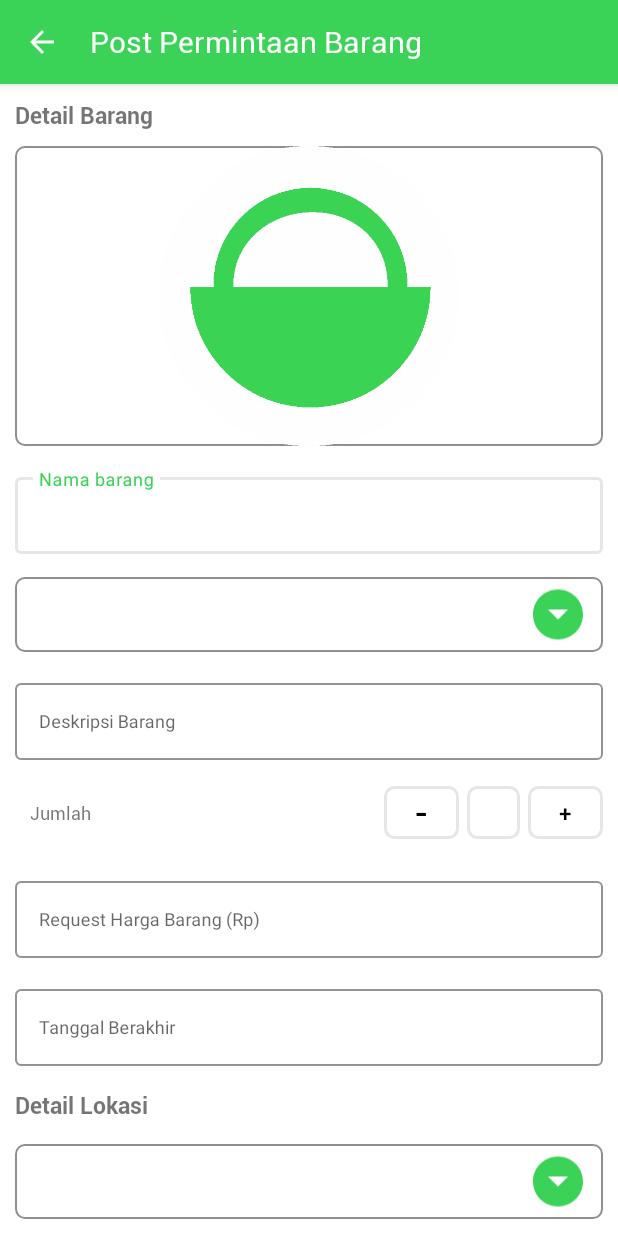
After one commit to fahmialfareza/jastipinaja-android, an Android app: the PostingActivity screen opened directly, with no data from a screen before it, on a phone screen of 412 x 824 dp. The commit adds this screen. Run offline under Robolectric (Android 15) with nearby library versions, the phone set to English and light mode, and no system bars.

Commit message:
Penambahan Posting dan Detail Product

```diff
--- a/app/src/main/AndroidManifest.xml
+++ b/app/src/main/AndroidManifest.xml
@@ -15,7 +15,9 @@
         android:roundIcon="@mipmap/ic_launcher_round"
         android:supportsRtl="true"
         android:theme="@style/AppTheme">
-        <activity android:name=".HomeActivity"/>
+        <activity android:name=".PostingActivity"/>
+        <activity android:name=".DetailProductActivity" />
+        <activity android:name=".HomeActivity" />
         <activity android:name=".FrontOptionActivity">
             <intent-filter>
                 <action android:name="android.intent.action.MAIN" />
@@ -24,7 +26,7 @@
             </intent-filter>
         </activity>
         <activity android:name=".RegisterActivity" />
-        <activity android:name=".LoginActivity"/>
+        <activity android:name=".LoginActivity" />
     </application>
 
 </manifest>
--- /dev/null
+++ b/app/src/main/java/com/dinokeylas/jastipinaja/PostingActivity.kt
@@ -0,0 +1,46 @@
+package com.dinokeylas.jastipinaja
+
+import android.os.Bundle
+import androidx.appcompat.app.AppCompatActivity
+import kotlinx.android.synthetic.main.activity_posting.*
+
+class PostingActivity : AppCompatActivity() {
+    companion object {
+        const val FLAG = "FLAG"
+    }
+
+    /*flag = 1 - Post Jastip
+      flag = 2 - Post Request Barang*/
+    private var flag = 0
+    override fun onCreate(savedInstanceState: Bundle?) {
+        super.onCreate(savedInstanceState)
+        setContentView(R.layout.activity_posting)
+        init()
+    }
+
+    private fun init() {
+        initObject()
+        initUI()
+        eventUI()
+    }
+
+    private fun initObject() {
+        flag = intent.getIntExtra(FLAG, 0)
+    }
+
+    private fun initUI() {
+        //INIT TOOLBAR
+        setSupportActionBar(mToolbar)
+        supportActionBar?.setDisplayShowHomeEnabled(true)
+        supportActionBar?.setDisplayHomeAsUpEnabled(true)
+        if (flag == 1) {
+            supportActionBar?.title = getString(R.string.page_post_jastip)
+        } else {
+            supportActionBar?.title = getString(R.string.page_post_request_barang)
+        }
+    }
+
+    private fun eventUI() {
+
+    }
+}
--- /dev/null
+++ b/app/src/main/res/drawable/arrow_down_icon.xml
@@ -0,0 +1,10 @@
+<vector xmlns:android="http://schemas.android.com/apk/res/android"
+    android:width="24dp"
+    android:height="24dp"
+    android:viewportWidth="24"
+    android:viewportHeight="24"
+    android:tint="?attr/colorControlNormal">
+  <path
+      android:fillColor="@android:color/white"
+      android:pathData="M12,2C6.48,2 2,6.48 2,12s4.48,10 10,10 10,-4.48 10,-10S17.52,2 12,2zM12,14l-4,-4h8l-4,4z"/>
+</vector>
--- /dev/null
+++ b/app/src/main/res/drawable/bg_rounded_border_black.xml
@@ -0,0 +1,13 @@
+<?xml version="1.0" encoding="utf-8"?>
+<layer-list
+    xmlns:android="http://schemas.android.com/apk/res/android">
+    <item>
+        <shape android:shape="rectangle">
+            <solid android:color="@android:color/white"/>
+            <stroke
+                android:width="1dp"
+                android:color="#70000000"/>
+            <corners android:radius="6dp"/>
+        </shape>
+    </item>
+</layer-list>
--- /dev/null
+++ b/app/src/main/res/drawable/bg_rounded_border_grey.xml
@@ -0,0 +1,13 @@
+<?xml version="1.0" encoding="utf-8"?>
+<layer-list
+    xmlns:android="http://schemas.android.com/apk/res/android">
+    <item>
+        <shape android:shape="rectangle">
+            <solid android:color="@android:color/white"/>
+            <stroke
+                android:width="2dp"
+                android:color="#e6e6e6"/>
+            <corners android:radius="6dp"/>
+        </shape>
+    </item>
+</layer-list>
--- /dev/null
+++ b/app/src/main/res/layout/activity_posting.xml
@@ -0,0 +1,317 @@
+<?xml version="1.0" encoding="utf-8"?>
+<LinearLayout xmlns:android="http://schemas.android.com/apk/res/android"
+    xmlns:app="http://schemas.android.com/apk/res-auto"
+    xmlns:tools="http://schemas.android.com/tools"
+    android:layout_width="match_parent"
+    android:layout_height="match_parent"
+    android:background="@android:color/white"
+    android:orientation="vertical"
+    tools:context=".PostingActivity">
+
+    <com.google.android.material.appbar.AppBarLayout
+        android:layout_width="match_parent"
+        android:layout_height="wrap_content"
+        android:background="@color/colorPrimary"
+        android:theme="@style/ThemeOverlay.AppCompat.Dark.ActionBar">
+
+        <androidx.appcompat.widget.Toolbar
+            android:id="@+id/mToolbar"
+            android:layout_width="match_parent"
+            android:layout_height="?attr/actionBarSize"
+            app:contentInsetStart="0dp"
+            app:contentInsetStartWithNavigation="0dp" />
+
+    </com.google.android.material.appbar.AppBarLayout>
+
+    <androidx.core.widget.NestedScrollView
+        android:layout_width="match_parent"
+        android:layout_height="match_parent"
+        app:layout_behavior="@string/appbar_scrolling_view_behavior">
+
+        <LinearLayout
+            android:layout_width="match_parent"
+            android:layout_height="match_parent"
+            android:background="@android:color/white"
+            android:orientation="vertical"
+            android:padding="10dp">
+
+            <TextView
+                android:layout_width="match_parent"
+                android:layout_height="wrap_content"
+                android:fontFamily="@font/roboto_bold"
+                android:text="@string/label_detail_barang"
+                android:textSize="15sp" />
+
+            <ImageView
+                android:id="@+id/ivBarang"
+                android:layout_width="match_parent"
+                android:layout_height="200dp"
+                android:layout_marginTop="10dp"
+                android:layout_marginBottom="10dp"
+                android:background="@drawable/bg_rounded_border_black"
+                android:contentDescription="@string/label_unggah_gambar"
+                android:src="@drawable/jastipin_logo" />
+
+            <com.google.android.material.textfield.TextInputLayout
+                style="@style/Widget.MaterialComponents.TextInputLayout.OutlinedBox"
+                android:layout_width="match_parent"
+                android:layout_height="wrap_content"
+                android:layout_marginTop="5dp"
+                app:boxStrokeColor="#e6e6e6">
+
+                <com.google.android.material.textfield.TextInputEditText
+                    android:id="@+id/etNamaBarang"
+                    android:layout_width="match_parent"
+                    android:layout_height="wrap_content"
+                    android:hint="@string/label_nama_barang"
+                    android:textSize="12sp" />
+            </com.google.android.material.textfield.TextInputLayout>
+
+            <RelativeLayout
+                android:layout_width="match_parent"
+                android:layout_height="50dp"
+                android:layout_marginTop="15dp"
+                android:background="@drawable/bg_rounded_border_black">
+
+                <Spinner
+                    android:id="@+id/categorySpinner"
+                    android:layout_width="match_parent"
+                    android:layout_height="match_parent"
+                    android:layout_centerInParent="true"
+                    android:layout_marginStart="15dp"
+                    android:layout_marginEnd="15dp"
+                    android:background="@android:color/transparent" />
+
+                <androidx.appcompat.widget.AppCompatImageView
+                    android:layout_width="40dp"
+                    android:layout_height="match_parent"
+                    android:layout_alignParentEnd="true"
+                    android:layout_centerVertical="true"
+                    android:layout_marginEnd="10dp"
+                    android:src="@drawable/arrow_down_icon"
+                    app:tint="@color/colorPrimary" />
+            </RelativeLayout>
+
+            <com.google.android.material.textfield.TextInputLayout
+                style="@style/Widget.MaterialComponents.TextInputLayout.OutlinedBox"
+                android:layout_width="match_parent"
+                android:layout_height="wrap_content"
+                android:layout_marginTop="15dp"
+                app:boxStrokeColor="#e6e6e6">
+
+                <com.google.android.material.textfield.TextInputEditText
+                    android:id="@+id/etDeskripsiBarang"
+                    android:layout_width="match_parent"
+                    android:layout_height="wrap_content"
+                    android:hint="@string/label_deskripsi_barang"
+                    android:textSize="12sp" />
+            </com.google.android.material.textfield.TextInputLayout>
+
+            <RelativeLayout
+                android:layout_width="match_parent"
+                android:layout_height="50dp"
+                android:layout_marginTop="10dp"
+                android:orientation="horizontal"
+                android:paddingStart="10dp">
+
+                <TextView
+                    android:layout_width="wrap_content"
+                    android:layout_height="wrap_content"
+                    android:layout_alignParentStart="true"
+                    android:layout_centerVertical="true"
+                    android:text="@string/label_jumlah"
+                    android:textSize="12sp" />
+
+                <LinearLayout
+                    android:id="@+id/counterLyt"
+                    android:layout_width="wrap_content"
+                    android:layout_height="wrap_content"
+                    android:layout_alignParentEnd="true"
+                    android:layout_centerVertical="true"
+                    android:gravity="start"
+                    android:orientation="horizontal">
+
+                    <LinearLayout
+                        android:id="@+id/minusLyt"
+                        android:layout_width="50dp"
+                        android:layout_height="match_parent"
+                        android:layout_marginEnd="5dp"
+                        android:background="@drawable/bg_rounded_border_grey"
+                        android:gravity="center"
+                        android:orientation="vertical">
+
+                        <TextView
+                            android:layout_width="wrap_content"
+                            android:layout_height="wrap_content"
+                            android:gravity="center"
+                            android:text="-"
+                            android:textColor="@android:color/black"
+                            android:textSize="20sp"
+                            android:textStyle="bold" />
+                    </LinearLayout>
+
+                    <EditText
+                        android:id="@+id/stockEdt"
+                        android:layout_width="35dp"
+                        android:layout_height="35dp"
+                        android:background="@drawable/bg_rounded_border_grey"
+                        android:gravity="center"
+                        android:imeOptions="actionDone"
+                        android:inputType="number"
+                        android:maxLength="4"
+                        android:textSize="12sp"
+                        tools:ignore="Autofill,LabelFor" />
+
+                    <LinearLayout
+                        android:id="@+id/plusLyt"
+                        android:layout_width="50dp"
+                        android:layout_height="match_parent"
+                        android:layout_marginStart="5dp"
+                        android:background="@drawable/bg_rounded_border_grey"
+                        android:gravity="center"
+                        android:orientation="vertical">
+
+                        <TextView
+                            android:layout_width="wrap_content"
+                            android:layout_height="wrap_content"
+                            android:gravity="center"
+                            android:text="+"
+                            android:textColor="@android:color/black"
+                            android:textSize="14sp"
+                            android:textStyle="bold" />
+                    </LinearLayout>
+                </LinearLayout>
+            </RelativeLayout>
+
+            <com.google.android.material.textfield.TextInputLayout
+                style="@style/Widget.MaterialComponents.TextInputLayout.OutlinedBox"
+                android:layout_width="match_parent"
+                android:layout_height="wrap_content"
+                android:layout_marginTop="15dp"
+                app:boxStrokeColor="#e6e6e6">
+
+                <com.google.android.material.textfield.TextInputEditText
+                    android:id="@+id/etHargaBarang"
+                    android:layout_width="match_parent"
+                    android:layout_height="wrap_content"
+                    android:hint="@string/label_harga_barang"
+                    android:inputType="number"
+                    android:textSize="12sp" />
+            </com.google.android.material.textfield.TextInputLayout>
+
+            <com.google.android.material.textfield.TextInputLayout
+                style="@style/Widget.MaterialComponents.TextInputLayout.OutlinedBox"
+                android:layout_width="match_parent"
+                android:layout_height="wrap_content"
+                android:layout_marginTop="15dp"
+                app:boxStrokeColor="#e6e6e6">
+
+                <com.google.android.material.textfield.TextInputEditText
+                    android:id="@+id/etDeadlineBarang"
+                    android:layout_width="match_parent"
+                    android:layout_height="wrap_content"
+                    android:focusable="true"
+                    android:hint="@string/label_deadline_barang"
+                    android:inputType="number"
+                    android:textSize="12sp" />
+            </com.google.android.material.textfield.TextInputLayout>
+
+            <TextView
+                android:layout_width="match_parent"
+                android:layout_height="wrap_content"
+                android:layout_marginTop="15dp"
+                android:fontFamily="@font/roboto_bold"
+                android:text="@string/label_lokasi"
+                android:textSize="15sp" />
+
+            <RelativeLayout
+                android:layout_width="match_parent"
+                android:layout_height="50dp"
+                android:layout_marginTop="15dp"
+                android:background="@drawable/bg_rounded_border_black">
+
+                <Spinner
+                    android:id="@+id/provinceSpinner"
+                    android:layout_width="match_parent"
+                    android:layout_height="match_parent"
+                    android:layout_centerInParent="true"
+                    android:layout_marginStart="15dp"
+                    android:layout_marginEnd="15dp"
+                    android:background="@android:color/transparent" />
+
+                <androidx.appcompat.widget.AppCompatImageView
+                    android:layout_width="40dp"
+                    android:layout_height="match_parent"
+                    android:layout_alignParentEnd="true"
+                    android:layout_centerVertical="true"
+                    android:layout_marginEnd="10dp"
+                    android:src="@drawable/arrow_down_icon"
+                    app:tint="@color/colorPrimary" />
+            </RelativeLayout>
+
+            <RelativeLayout
+                android:layout_width="match_parent"
+                android:layout_height="50dp"
+                android:layout_marginTop="15dp"
+                android:background="@drawable/bg_rounded_border_black">
+
+                <Spinner
+                    android:id="@+id/citySpinner"
+                    android:layout_width="match_parent"
+                    android:layout_height="match_parent"
+                    android:layout_centerInParent="true"
+                    android:layout_marginStart="15dp"
+                    android:layout_marginEnd="15dp"
+                    android:background="@android:color/transparent" />
+
+                <androidx.appcompat.widget.AppCompatImageView
+                    android:layout_width="40dp"
+                    android:layout_height="match_parent"
+                    android:layout_alignParentEnd="true"
+                    android:layout_centerVertical="true"
+                    android:layout_marginEnd="10dp"
+                    android:src="@drawable/arrow_down_icon"
+                    app:tint="@color/colorPrimary" />
+            </RelativeLayout>
+
+            <com.google.android.material.textfield.TextInputLayout
+                style="@style/Widget.MaterialComponents.TextInputLayout.OutlinedBox"
+                android:layout_width="match_parent"
+                android:layout_height="wrap_content"
+                android:layout_marginTop="15dp"
+                app:boxStrokeColor="#e6e6e6">
+
+                <com.google.android.material.textfield.TextInputEditText
+                    android:id="@+id/etLokasiBarang"
+                    android:layout_width="match_parent"
+                    android:layout_height="wrap_content"
+                    android:hint="@string/label_lokasi"
+                    android:textSize="12sp" />
+            </com.google.android.material.textfield.TextInputLayout>
+
+            <com.google.android.material.textfield.TextInputLayout
+                style="@style/Widget.MaterialComponents.TextInputLayout.OutlinedBox"
+                android:layout_width="match_parent"
+                android:layout_height="wrap_content"
+                android:layout_marginTop="15dp"
+                app:boxStrokeColor="#e6e6e6">
+
+                <com.google.android.material.textfield.TextInputEditText
+                    android:id="@+id/etKeteranganBarang"
+                    android:layout_width="match_parent"
+                    android:layout_height="wrap_content"
+                    android:hint="@string/label_keterangan_barang"
+                    android:textSize="12sp" />
+            </com.google.android.material.textfield.TextInputLayout>
+
+            <Button
+                android:id="@+id/btnPost"
+                android:layout_width="match_parent"
+                android:layout_height="50dp"
+                android:layout_marginTop="15dp"
+                android:background="@drawable/bg_button_round_green"
+                android:text="@string/label_post"
+                android:textColor="@android:color/white" />
+        </LinearLayout>
+    </androidx.core.widget.NestedScrollView>
+</LinearLayout>
--- a/app/src/main/res/values/strings.xml
+++ b/app/src/main/res/values/strings.xml
@@ -20,4 +20,19 @@
     <string name="back">Kembali</string>
     <string name="logout">Keluar</string>
     <string name="version">Version 1.0.0-SNAPSHOT</string>
+    <string name="label_detail_barang">Detail Barang</string>
+    <string name="label_unggah_gambar">Unggah Gambar</string>
+    <string name="label_foto_gambar">Foto Gambar</string>
+    <string name="label_nama_barang">Nama barang</string>
+    <string name="label_deskripsi_barang">Deskripsi Barang</string>
+    <string name="label_jumlah">Jumlah</string>
+    <string name="label_harga_barang">Request Harga Barang (Rp)</string>
+    <string name="label_keterangan_barang">Keterangan Barang</string>
+    <string name="label_lokasi">Detail Lokasi</string>
+    <string name="label_deadline_barang">Tanggal Berakhir</string>
+    <string name="label_post">post</string>
+    <string name="page_post_jastip">Post Barang</string>
+    <string name="page_post_request_barang">Post Permintaan Barang</string>
+    <string name="label_chat">Chat</string>
+    <string name="label_beli_sekarang">Beli Sekarang</string>
 </resources>
--- a/app/src/main/res/values/styles.xml
+++ b/app/src/main/res/values/styles.xml
@@ -6,6 +6,10 @@
         <item name="colorPrimary">@color/colorPrimary</item>
         <item name="colorPrimaryDark">@color/colorPrimaryDark</item>
         <item name="colorAccent">@color/colorAccent</item>
+        <item name="android:textViewStyle">@style/GlobalTextViewStyle</item>
     </style>
 
+    <style name="GlobalTextViewStyle" parent="android:Widget.TextView">
+        <item name="android:fontFamily">@font/roboto_regular</item>
+    </style>
 </resources>
--- a/build.gradle
+++ b/build.gradle
@@ -5,7 +5,7 @@ buildscript {
     repositories {
         google()
         jcenter()
-
+        maven { url 'https://jitpack.io' }
     }
     dependencies {
         classpath 'com.android.tools.build:gradle:3.6.2'
@@ -21,7 +21,7 @@ allprojects {
     repositories {
         google()
         jcenter()
-
+        maven { url 'https://jitpack.io' }
     }
 }
 
```
Also changed, not shown: app/build.gradle (+9 -7 lines), app/src/main/java/com/dinokeylas/jastipinaja/DetailProductActivity.kt (added, +11 -0 lines), app/src/main/res/drawable/ic_chat.xml (added, +10 -0 lines), app/src/main/res/drawable/ic_favorite.xml (added, +10 -0 lines), app/src/main/res/drawable/ic_place.xml (added, +10 -0 lines), app/src/main/res/drawable/ic_rupiah.xml (added, +16 -0 lines), app/src/main/res/layout/activity_detail_product.xml (added, +180 -0 lines).
